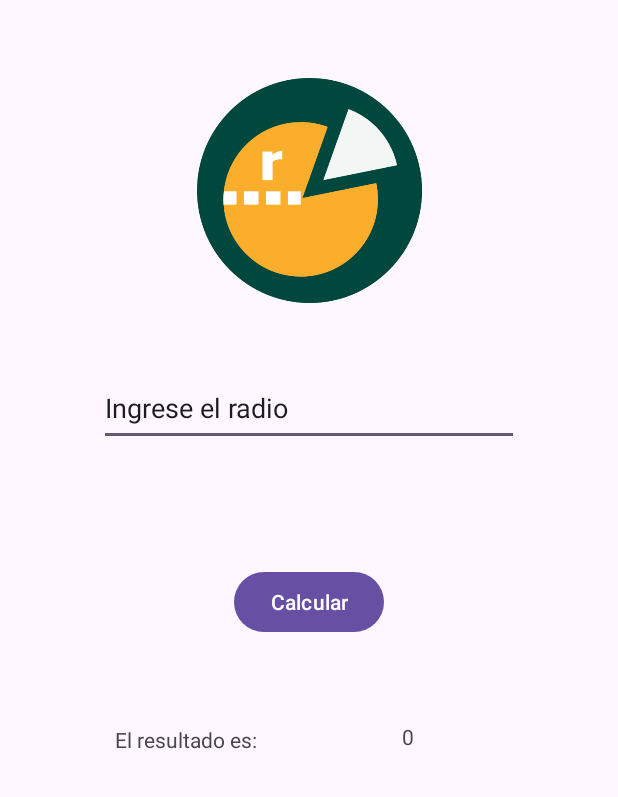
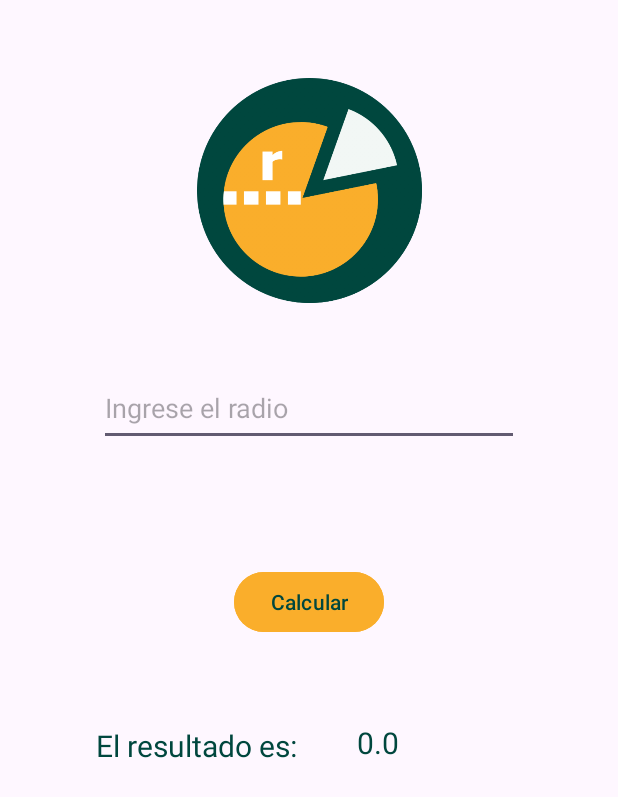
Before and after one commit to Equipo-uno-Practica-tres/GeoShapeCal, an Android app: the layout activity_perimeter_circle.xml on its own in the app's theme, with its tools: preview values and no code run, on a phone screen of 412 x 824 dp. Shown: the top 797 px of the screen. Run offline under Robolectric (Android 15) with nearby library versions, the phone set to English and light mode, and no system bars.

Commit message:
Finalizado el perimetro del circulo

```diff
--- a/app/src/main/AndroidManifest.xml
+++ b/app/src/main/AndroidManifest.xml
@@ -13,7 +13,7 @@
         android:theme="@style/Theme.GeoShapeCal"
         tools:targetApi="31">
         <activity
-            android:name=".PerimeterSquareActivity"
+            android:name=".PerimeterCircleActivity"
             android:exported="false" />
         <activity
             android:name=".MainActivity"
--- a/app/src/main/java/com/simonllano/geoshapecal/MainActivity.kt
+++ b/app/src/main/java/com/simonllano/geoshapecal/MainActivity.kt
@@ -24,7 +24,7 @@ class MainActivity : AppCompatActivity() {
         mainViewModel= ViewModelProvider(this)[MainViewModel::class.java]
 
         geoshapecalBinding.circlePerimeterButton.setOnClickListener {//Aca se envia la orden para abrir la actividad
-                    val intent = Intent(this,PerimeterSquareActivity::class.java) //donde se encontrara el perimetro del cuadrado
+                    val intent = Intent(this, PerimeterCircleActivity::class.java) //donde se encontrara el perimetro del cuadrado
                     startActivity(intent)
         }
 
--- a/app/src/main/res/layout/activity_perimeter_circle.xml
+++ b/app/src/main/res/layout/activity_perimeter_circle.xml
@@ -3,7 +3,8 @@
     xmlns:app="http://schemas.android.com/apk/res-auto"
     xmlns:tools="http://schemas.android.com/tools"
     android:layout_width="match_parent"
-    android:layout_height="match_parent">
+    android:layout_height="match_parent"
+    tools:context=".PerimeterCircleActivity">
 
     <EditText
         android:id="@+id/edit_text_radio"
@@ -13,8 +14,9 @@
         android:layout_marginTop="45dp"
         android:layout_marginEnd="16dp"
         android:ems="10"
+        android:hint="@string/enter_number"
         android:inputType="number"
-        android:text="@string/enter_number"
+        android:textColor="@color/headline_color"
         app:layout_constraintEnd_toEndOf="parent"
         app:layout_constraintHorizontal_bias="0.497"
         app:layout_constraintStart_toStartOf="parent"
@@ -37,10 +39,18 @@
         android:layout_width="wrap_content"
         android:layout_height="wrap_content"
         android:layout_marginTop="80dp"
+        android:backgroundTint="@color/yellow_button"
+        android:shadowColor="@color/yellow_button"
         android:text="@string/calculate"
+        android:textColor="@color/headline_color"
+        android:textColorHighlight="@color/yellow_button"
+        android:textColorHint="@color/yellow_button"
+        android:textColorLink="@color/yellow_button"
         app:layout_constraintEnd_toEndOf="parent"
         app:layout_constraintStart_toStartOf="parent"
-        app:layout_constraintTop_toBottomOf="@+id/edit_text_radio" />
+        app:layout_constraintTop_toBottomOf="@+id/edit_text_radio"
+        app:rippleColor="@color/yellow_button"
+        app:strokeColor="@color/headline_color" />
 
     <TextView
         android:id="@+id/text_view_phrase"
@@ -48,20 +58,24 @@
         android:layout_height="wrap_content"
         android:layout_marginStart="40dp"
         android:layout_marginTop="58dp"
-        android:layout_marginEnd="35dp"
+        android:layout_marginEnd="16dp"
         android:text="@string/textview_result_pharse"
+        android:textColor="@color/button_text_color"
+        android:textSize="20sp"
         app:layout_constraintEnd_toStartOf="@+id/text_view_result"
         app:layout_constraintStart_toStartOf="parent"
         app:layout_constraintTop_toBottomOf="@+id/button_calculate" />
 
     <TextView
         android:id="@+id/text_view_result"
-        android:layout_width="7dp"
-        android:layout_height="20dp"
-        android:layout_marginStart="25dp"
+        android:layout_width="100dp"
+        android:layout_height="100dp"
         android:layout_marginTop="56dp"
-        android:layout_marginEnd="100dp"
+        android:layout_marginEnd="50dp"
+        android:shadowColor="@color/background_color"
         android:text="@string/text_view_result"
+        android:textColor="@color/headline_color"
+        android:textSize="20dp"
         app:layout_constraintEnd_toEndOf="parent"
         app:layout_constraintStart_toEndOf="@+id/text_view_phrase"
         app:layout_constraintTop_toBottomOf="@+id/button_calculate" />
```
